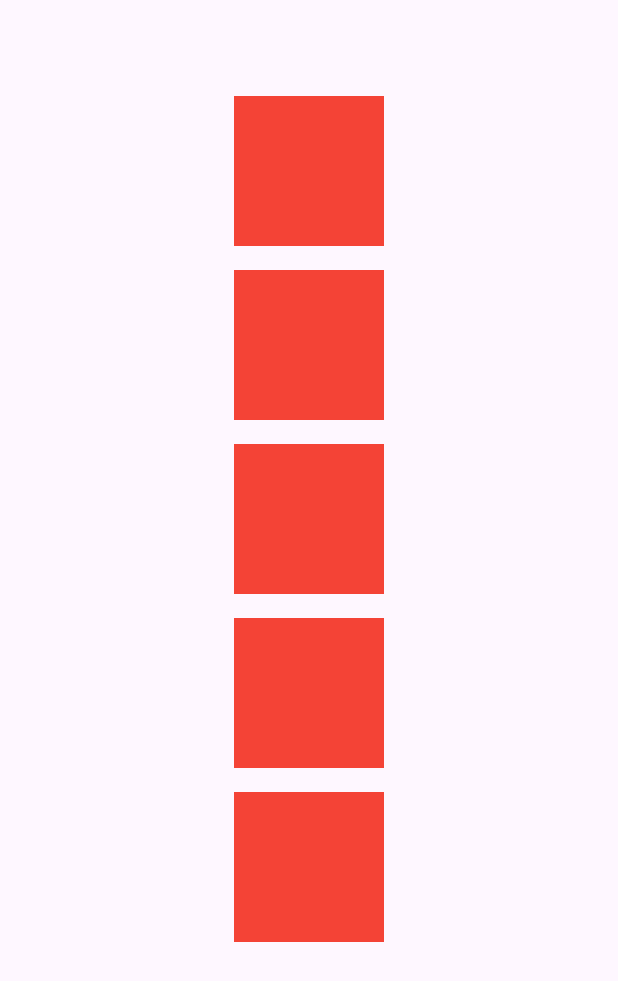
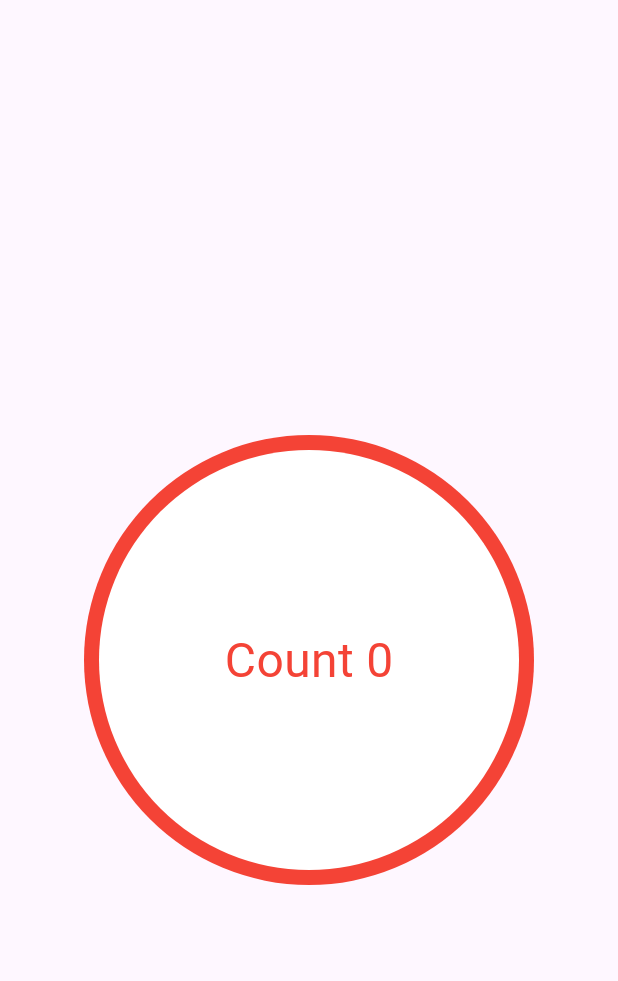
Before and after one commit to freechird2/flutter_practice, a Flutter app: the screen it shows after launch, on a phone screen of 412 x 824 dp. Shown: the top 981 px of the screen. Run offline on Flutter 3.47's test engine with Material 3 defaults, Android fonts, the phone set to English and light mode, and no system bars.

Commit message:
Part2-ch02_3

```diff
--- a/flutter_example/lib/main.dart
+++ b/flutter_example/lib/main.dart
@@ -18,49 +18,125 @@ class Body extends StatelessWidget {
 
   @override
   Widget build(BuildContext context) {
-    return SingleChildScrollView(
-      child: Column(
+    return Center(
+      child: Stack(
         children: [
-          Container(
-            width: 100,
-            height: 100,
-            color: Colors.red,
-            margin: EdgeInsets.symmetric(vertical: 8)
+          Align(
+            alignment: Alignment.center,
+            child: Container(
+              width: 300,
+              height: 300,
+              decoration: BoxDecoration(
+                color: Colors.red,
+                borderRadius: BorderRadius.circular(150)
+              ),
+            ),
           ),
-          Expanded(
-              child: Container(
-                color: Colors.blue
-              )
+          Align(
+            alignment: Alignment.center,
+            child: Container(
+              width: 280,
+              height: 280,
+              decoration: BoxDecoration(
+                  color: Colors.white,
+                  borderRadius: BorderRadius.circular(140)
+              ),
+            ),
           ),
-          Container(
-              width: 100,
-              height: 100,
-              color: Colors.red,
-              margin: EdgeInsets.symmetric(vertical: 8)
-          ),
-          Container(
-              width: 100,
-              height: 100,
-              color: Colors.red,
-              margin: EdgeInsets.symmetric(vertical: 8)
-          ),
-          Container(
-              width: 100,
-              height: 100,
-              color: Colors.red,
-              margin: EdgeInsets.symmetric(vertical: 8)
-          ),
-          Container(
-              width: 100,
-              height: 100,
-              color: Colors.red,
-              margin: EdgeInsets.symmetric(vertical: 8)
+          Align(
+            alignment: Alignment.center,
+            child: Text(
+                'Count 0',
+              style: TextStyle(color: Colors.red, fontSize: 32),
+            ),
           )
+          // Container(
+          //   width: 500,
+          //   height: 500,
+          //   color: Colors.black,
+          // ),
+          // Container(
+          //   width: 400,
+          //   height: 400,
+          //   color: Colors.red,
+          // ),
+          // Container(
+          //   width: 300,
+          //   height: 300,
+          //   color: Colors.blue,
+          // ),
+          // Align(
+          //   alignment: Alignment(0.5, -0.5),
+          //   child: Container(
+          //     width: 200,
+          //     height: 200,
+          //     color: Colors.green,
+          //   ),
+          // ),
+          // Positioned(
+          //   bottom: 50,
+          //   right: 30,
+          //   child: Container(
+          //     width: 200,
+          //     height: 200,
+          //     color: Colors.green,
+          //   ),
+          // )
         ],
       ),
     );
   }
 }
+
+
+// class Body extends StatelessWidget {
+//   const Body({super.key});
+//
+//   @override
+//   Widget build(BuildContext context) {
+//     return SingleChildScrollView(
+//       child: Column(
+//         children: [
+//           Container(
+//             width: 100,
+//             height: 100,
+//             color: Colors.red,
+//             margin: EdgeInsets.symmetric(vertical: 8)
+//           ),
+//           Expanded(
+//               child: Container(
+//                 color: Colors.blue
+//               )
+//           ),
+//           Container(
+//               width: 100,
+//               height: 100,
+//               color: Colors.red,
+//               margin: EdgeInsets.symmetric(vertical: 8)
+//           ),
+//           Container(
+//               width: 100,
+//               height: 100,
+//               color: Colors.red,
+//               margin: EdgeInsets.symmetric(vertical: 8)
+//           ),
+//           Container(
+//               width: 100,
+//               height: 100,
+//               color: Colors.red,
+//               margin: EdgeInsets.symmetric(vertical: 8)
+//           ),
+//           Container(
+//               width: 100,
+//               height: 100,
+//               color: Colors.red,
+//               margin: EdgeInsets.symmetric(vertical: 8)
+//           )
+//         ],
+//       ),
+//     );
+//   }
+// }
 
 
 // void main() {
```
